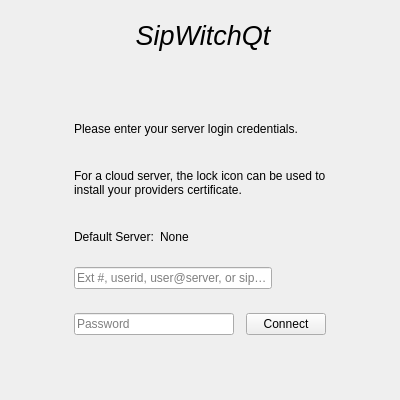
Above: Desktop/login.ui from dyfet/tycho_sipwitchqt before the change. Below: the same form after it.
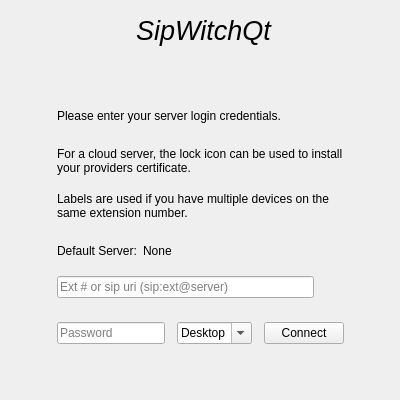
That is the form after the change. Icons and pictures are not drawn.

Commit message: Listener and server database support changes

The edit to the form file:
```diff
--- a/Desktop/login.ui
+++ b/Desktop/login.ui
@@ -39,6 +39,9 @@
        </property>
        <item>
         <widget class="QPushButton" name="pushButton">
+         <property name="enabled">
+          <bool>true</bool>
+         </property>
          <property name="sizePolicy">
           <sizepolicy hsizetype="Minimum" vsizetype="Fixed">
            <horstretch>0</horstretch>
@@ -150,6 +153,16 @@
        </property>
       </widget>
      </item>
+     <item>
+      <widget class="QLabel" name="label_4">
+       <property name="text">
+        <string>Labels are used if you have multiple devices on the same extension number.</string>
+       </property>
+       <property name="wordWrap">
+        <bool>true</bool>
+       </property>
+      </widget>
+     </item>
      <item>
       <layout class="QHBoxLayout" name="horizontalLayout_3">
        <item>
@@ -188,16 +201,19 @@
        </property>
        <item>
         <layout class="QHBoxLayout" name="horizontalLayout_4">
-         <property name="rightMargin">
+         <property name="spacing">
           <number>8</number>
          </property>
+         <property name="rightMargin">
+          <number>0</number>
+         </property>
          <item>
           <widget class="QLineEdit" name="identity">
            <property name="text">
             <string/>
            </property>
            <property name="placeholderText">
-            <string>Ext #, userid, user@server, or sip uri</string>
+            <string>Ext # or sip uri (sip:ext@server)</string>
            </property>
           </widget>
          </item>
@@ -241,6 +257,23 @@
            </property>
           </widget>
          </item>
+         <item>
+          <widget class="QComboBox" name="labels">
+           <property name="editable">
+            <bool>true</bool>
+           </property>
+           <item>
+            <property name="text">
+             <string>Desktop</string>
+            </property>
+           </item>
+           <item>
+            <property name="text">
+             <string>Laptop</string>
+            </property>
+           </item>
+          </widget>
+         </item>
          <item>
           <widget class="QPushButton" name="loginButton">
            <property name="text">
```
The commit also changes 26 other files.
